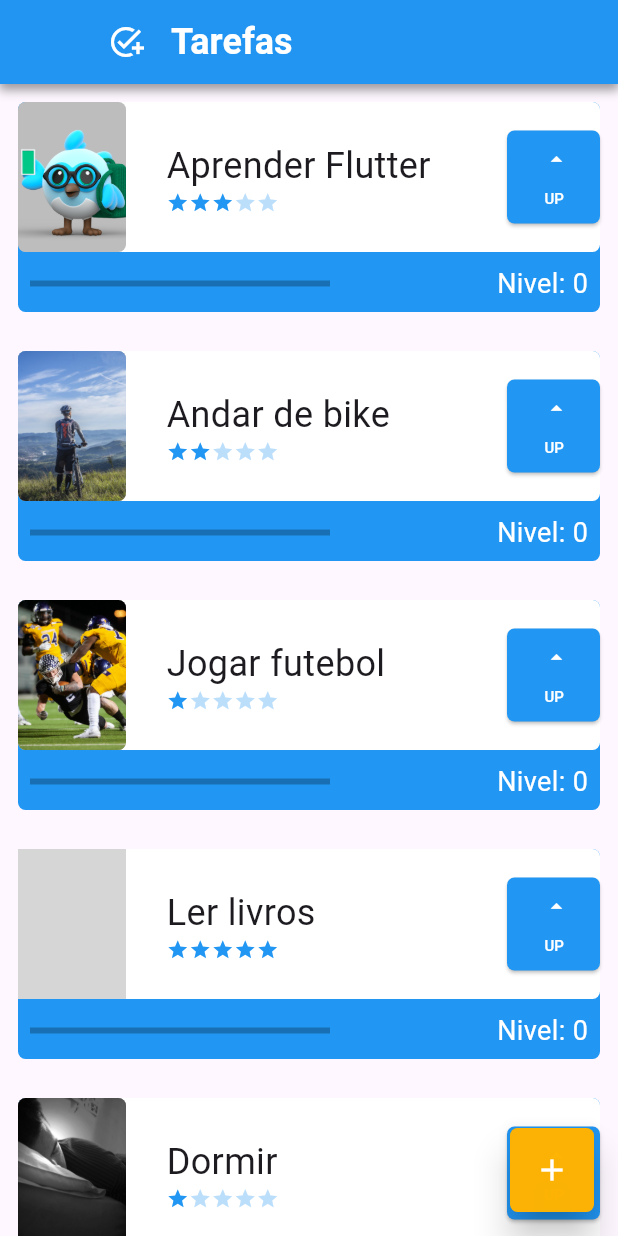
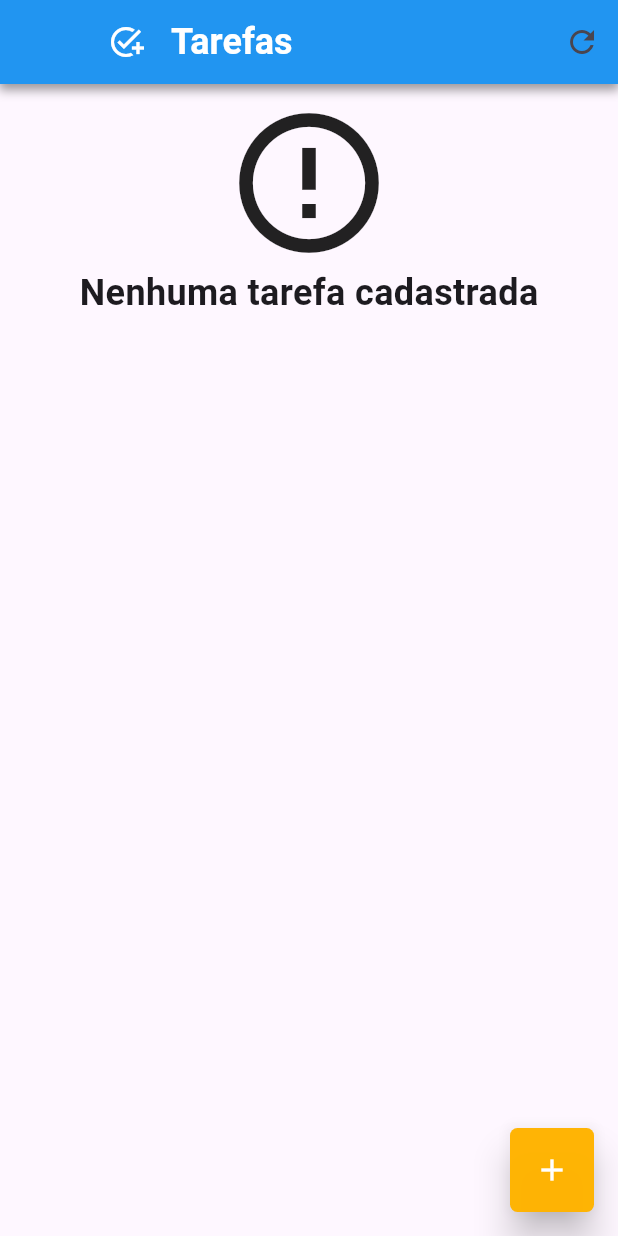
Before and after one commit to marcrescencio/primeiro_projeto_flutter, a Flutter app: the screen it shows after launch, on a phone screen of 412 x 824 dp. Run offline on Flutter 3.47's test engine with Material 3 defaults, Android fonts, the phone set to English and light mode, and no system bars; our stand-ins replace sqflite; accounts and stored records are empty; grey boxes are pictures that could not be loaded.

Commit message:
aplicando persistencia de dados

```diff
--- a/lib/components/task.dart
+++ b/lib/components/task.dart
@@ -1,5 +1,6 @@
 import 'package:flutter/material.dart';
 
+import '../data/task_dao.dart';
 import 'difficulty.dart';
 
 class Task extends StatefulWidget {
@@ -8,7 +9,7 @@ class Task extends StatefulWidget {
   final int difficulty;
   final List<Color> colorsList;
 
-  const Task({
+  Task({
     required this.taskName,
     required this.linkImage,
     required this.difficulty,
@@ -16,21 +17,30 @@ class Task extends StatefulWidget {
     super.key
   });
 
+  int nivel = 0;
+  Color containerColor = Colors.blue;
+  int colorIndex = 0;
+
   @override
   State<Task> createState() => _TaskState();
 }
 
 class _TaskState extends State<Task> {
-  int nivel = 0;
-  Color containerColor = Colors.blue;
-  int colorIndex = 0;
+
+
+  bool assetOrNetwork() {
+    if (widget.linkImage.contains('http')) {
+      return false;
+    }
+    return true;
+  }
 
   void _updateContainerColor() {
     setState(() {
-      if ((widget.difficulty > 0) ? (nivel / widget.difficulty) / 10 >= 1 : false) {
-        nivel = 0; // Reinicia a contagem
-        colorIndex = (colorIndex + 1) % widget.colorsList.length; // Alterna para a próxima cor
-        containerColor = widget.colorsList[colorIndex];
+      if ((widget.difficulty > 0) ? (widget.nivel / widget.difficulty) / 10 >= 1 : false) {
+        widget.nivel = 0; // Reinicia a contagem
+        widget.colorIndex = (widget.colorIndex + 1) % widget.colorsList.length; // Alterna para a próxima cor
+        widget.containerColor = widget.colorsList[widget.colorIndex];
       }
     });
   }
@@ -44,7 +54,7 @@ class _TaskState extends State<Task> {
           Container(
             decoration: BoxDecoration(
               borderRadius: BorderRadius.circular(5),
-              color: containerColor,
+              color: widget.containerColor,
             ),
             height: 140,
           ),
@@ -68,7 +78,10 @@ class _TaskState extends State<Task> {
                       height: 100,
                       child: ClipRRect(
                         borderRadius: BorderRadius.circular(5),
-                        child: Image.asset(
+                        child: assetOrNetwork() ? Image.asset(
+                          widget.linkImage,
+                          fit: BoxFit.cover,
+                        ) : Image.network(
                           widget.linkImage,
                           fit: BoxFit.cover,
                         ),
@@ -94,9 +107,13 @@ class _TaskState extends State<Task> {
                     SizedBox(
                       width: 62,
                       height: 62,
-                      child: ElevatedButton(onPressed: (){
+                      child: ElevatedButton(
+                        onLongPress: (){
+                          TaskDao().delete(widget.taskName);
+                        },
+                        onPressed: (){
                         setState(() {
-                          nivel++;
+                          widget.nivel++;
                           _updateContainerColor();
                         });
                       },
@@ -127,13 +144,13 @@ class _TaskState extends State<Task> {
                     SizedBox(
                       width: 200,
                       child: LinearProgressIndicator(
-                        value: (widget.difficulty > 0) ? (nivel/widget.difficulty) / 10 : 1,
+                        value: (widget.difficulty > 0) ? (widget.nivel/widget.difficulty) / 10 : 1,
                   //      minHeight: 15,
                         backgroundColor: Colors.black26,
                         color: Colors.white,
                       ),
                     ),
-                    Text('Nivel: $nivel',
+                    Text('Nivel: ${widget.nivel}',
                       style: TextStyle(fontSize: 18, color: Colors.white),),
                   ],
                 ),
--- /dev/null
+++ b/lib/data/task_dao.dart
@@ -0,0 +1,77 @@
+
+import 'package:alura_curso_primeiro_projeto_flutter/components/task.dart';
+import 'package:sqflite/sqflite.dart';
+
+import 'database.dart';
+
+class TaskDao {
+  static const String tableSql = 'CREATE TABLE $_tablename('
+      'id INTEGER PRIMARY KEY, '
+      '$_name TEXT, '
+      '$_difficulty INTEGER, '
+      '$_image TEXT)';
+
+  static const String _tablename = 'taskTable';
+  static const String _name = 'name';
+  static const String _difficulty = 'difficulty';
+  static const String _image = 'image';
+
+  save(Task task) async {
+    final Database db = await getDatabase();
+    var itemExists = await find(task.taskName);
+    Map<String, dynamic> taskMap = toMap(task);
+    if (itemExists.isEmpty) {
+      return await db.insert(_tablename, taskMap);
+    } else {
+      return await db.update(_tablename, taskMap,
+          where: '$_name = ?', whereArgs: [task.taskName]);
+    }
+  }
+
+  Map<String, dynamic> toMap(Task task) {
+    final Map<String, dynamic> mapOfTasks = Map();
+    mapOfTasks[_name] = task.taskName;
+    mapOfTasks[_difficulty] = task.difficulty;
+    mapOfTasks[_image] = task.linkImage;
+    return mapOfTasks;
+  }
+
+  Future<List<Task>> findAll() async {
+    final Database db = await getDatabase();
+    final List<Map<String, dynamic>> result = await db.query(_tablename);
+    return toList(result);
+  }
+
+  List<Task> toList(List<Map<String, dynamic>> tasksMap) {
+    final List<Task> tasks = [];
+    for (Map<String, dynamic> row in tasksMap) {
+      final Task task = Task(
+        taskName: row[_name],
+        linkImage: row[_image],
+        difficulty: row[_difficulty],
+        colorsList: [],
+      );
+      tasks.add(task);
+    }
+    return tasks;
+  }
+
+  Future<List<Task>> find(String taskName) async {
+    final Database db = await getDatabase();
+    final List<Map<String, dynamic>> result = await db.query(
+      _tablename,
+      where: '$_name = ?',
+      whereArgs: [taskName],
+    );
+    return toList(result);
+  }
+
+  delete(String taskName) async {
+    final Database db = await getDatabase();
+    return await db.delete(
+      _tablename,
+      where: '$_name = ?',
+      whereArgs: [taskName],
+    );
+  }
+}
--- /dev/null
+++ b/lib/data/task_inherited.dart
@@ -0,0 +1,107 @@
+import 'package:alura_curso_primeiro_projeto_flutter/components/task.dart';
+import 'package:flutter/material.dart';
+
+class TaskInherited extends InheritedWidget {
+  TaskInherited({
+    super.key,
+    required super.child,
+  });
+
+  final List<Task> taskList = [
+    Task(
+      taskName: 'Aprender Flutter',
+      linkImage:
+      'assets/images/flutter.png',
+      difficulty: 3,
+      colorsList: [
+        Colors.blue,
+        Colors.green,
+        Colors.red,
+        Colors.yellow,
+        Colors.purple,
+      ],
+    ),
+    Task(
+      taskName: 'Andar de bike',
+      linkImage:
+      'assets/images/biker.jpeg',
+      difficulty: 2,
+      colorsList: [
+        Colors.blue,
+        Colors.black45,
+        Colors.deepOrange,
+        Colors.greenAccent,
+        Colors.grey,
+      ],
+    ),
+    Task(
+      taskName: 'Jogar futebol',
+      linkImage:
+      'assets/images/futebol.jpeg',
+      difficulty: 1,
+      colorsList: [
+        Colors.blue,
+        Colors.pink,
+        Colors.red,
+        Colors.teal,
+        Colors.yellowAccent,
+      ],
+    ),
+    Task(
+      taskName: 'Ler livros',
+      linkImage:
+      'assets/images/leitura.jpeg',
+      difficulty: 5,
+      colorsList: [
+        Colors.blue,
+        Colors.green,
+        Colors.red,
+        Colors.yellow,
+        Colors.purple,
+      ],
+    ),
+    Task(
+      taskName: 'Dormir',
+      linkImage:
+      'assets/images/dormir.jpg',
+      difficulty: 1,
+      colorsList: [
+        Colors.blue,
+        Colors.deepPurple,
+        Colors.lime,
+        Colors.purple,
+        Colors.grey,
+      ],
+    ),
+    Task(
+      taskName: 'Correr',
+      linkImage:
+      'assets/images/correr.jpg',
+      difficulty: 4,
+      colorsList: [
+        Colors.blue,
+        Colors.green,
+        Colors.red,
+        Colors.yellow,
+        Colors.purple,
+      ],
+    ),
+  ];
+
+  void newTask(String name, String image, int difficulty, List<Color> colorsList) {
+    taskList.add(Task(taskName: name, linkImage: image, difficulty: difficulty, colorsList: colorsList));
+  }
+
+
+  static TaskInherited of(BuildContext context) {
+    final TaskInherited? result =
+        context.dependOnInheritedWidgetOfExactType<TaskInherited>();
+    assert(result != null, 'No TaskInherited found in context');
+    return result!;
+  }
+
+  @override
+  bool updateShouldNotify(TaskInherited oldWidget) {
+    return oldWidget.taskList.length != taskList.length;
+  }
+}
--- a/lib/main.dart
+++ b/lib/main.dart
@@ -1,7 +1,9 @@
+import 'package:alura_curso_primeiro_projeto_flutter/data/task_inherited.dart';
+import 'package:alura_curso_primeiro_projeto_flutter/screens/form_screen.dart';
+import 'package:alura_curso_primeiro_projeto_flutter/screens/initial_screen.dart';
 import 'package:alura_curso_primeiro_projeto_flutter/theme/theme.dart';
 import 'package:flutter/material.dart';
 
-import 'screens/initial_screen.dart';
 
 void main() {
   runApp(const MyApp());
@@ -19,7 +21,8 @@ class MyApp extends StatelessWidget {
       //   colorScheme: ColorScheme.fromSeed(seedColor: Colors.deepPurple),
       //   useMaterial3: true,
       // ),
-      home: InitialScreen(),
+      home: TaskInherited(child: InitialScreen()),
+      // home: InitialScreen(),
     );
   }
 }
--- a/lib/screens/initial_screen.dart
+++ b/lib/screens/initial_screen.dart
@@ -1,5 +1,8 @@
 import 'package:alura_curso_primeiro_projeto_flutter/components/task.dart';
+import 'package:alura_curso_primeiro_projeto_flutter/data/task_dao.dart';
 import 'package:flutter/material.dart';
+
+import 'form_screen.dart';
 
 class InitialScreen extends StatefulWidget {
   const InitialScreen({super.key});
@@ -9,9 +12,8 @@ class InitialScreen extends StatefulWidget {
 }
 
 class _InitialScreenState extends State<InitialScreen> {
-  bool opacity = true;
   @override
-  Widget build(BuildContext context) {
+  Widget build(BuildContext contextInitial) {
     return Scaffold(
       appBar: PreferredSize(
         preferredSize: Size.fromHeight(kToolbarHeight),
@@ -28,6 +30,9 @@ class _InitialScreenState extends State<InitialScreen> {
           ),
           child: AppBar(
             leading: Container(),
+            actions: [
+              IconButton(onPressed: (){
+                setState(() {});}, icon: Icon(Icons.refresh))],
             title: Row(
               children: [
                 Icon(Icons.add_task, color: Colors.white),
@@ -46,98 +51,79 @@ class _InitialScreenState extends State<InitialScreen> {
           ),
         ),
       ),
-      body: AnimatedOpacity(
-        opacity: (opacity == true) ? 1 : 0,
-        duration: Duration(milliseconds: 500),
-        child: ListView(
-          children: [
-            Task(
-              taskName: 'Aprender Flutter',
-              linkImage:
-              'assets/images/flutter.png',
-              difficulty: 3,
-              colorsList: [
-                Colors.blue,
-                Colors.green,
-                Colors.red,
-                Colors.yellow,
-                Colors.purple,
-              ],
-            ),
-            Task(
-              taskName: 'Andar de bike',
-              linkImage:
-              'assets/images/biker.jpeg',
-              difficulty: 2,
-              colorsList: [
-                Colors.blue,
-                Colors.black45,
-                Colors.deepOrange,
-                Colors.greenAccent,
-                Colors.grey,
-              ],
-            ),
-            Task(
-              taskName: 'Jogar futebol',
-              linkImage:
-              'assets/images/futebol.jpeg',
-              difficulty: 1,
-              colorsList: [
-                Colors.blue,
-                Colors.pink,
-                Colors.red.shade700,
-                Colors.teal,
-                Colors.yellowAccent,
-              ],
-            ),
-            Task(
-              taskName: 'Ler livros',
-              linkImage:
-              'assets/images/leitura.jpeg',
-              difficulty: 5,
-              colorsList: [
-                Colors.blue,
-                Colors.green,
-                Colors.red,
-                Colors.yellow,
-                Colors.purple,
-              ],
-            ),
-            Task(
-              taskName: 'Dormir',
-              linkImage:
-              'assets/images/dormir.jpg',
-              difficulty: 1,
-              colorsList: [
-                Colors.blue,
-                Colors.deepPurple,
-                Colors.lime,
-                Colors.purple,
-                Colors.grey,
-              ],
-            ),
-            Task(
-              taskName: 'Correr',
-              linkImage:
-              'assets/images/correr.jpg',
-              difficulty: 4,
-              colorsList: [
-                Colors.blue,
-                Colors.green,
-                Colors.red,
-                Colors.yellow,
-                Colors.purple,
-              ],
-            ),
-            SizedBox(height: 80,),
-          ],
+      body: Padding(
+          padding: EdgeInsets.only(top: 10, bottom: 85),
+          child: FutureBuilder<List<Task>>(
+              future: TaskDao().findAll(),
+              builder: (context, snapshot){
+                List<Task>? items = snapshot.data;
+                switch(snapshot.connectionState){
+
+                  case ConnectionState.none:
+                    return Center(
+                      child: Column(children: [
+                        CircularProgressIndicator(),
+                        Text('Carregando...')
+                      ],),
+                    );
+                  case ConnectionState.waiting:
+                    Center(
+                      child: Column(children: [
+                        CircularProgressIndicator(),
+                        Text('Carregando...')
+                      ],),
+                    );
+                  case ConnectionState.active:
+                    Center(
+                      child: Column(children: [
+                        CircularProgressIndicator(),
+                        Text('Carregando...')
+                      ],),
+                    );
+                  case ConnectionState.done:
+                    if(snapshot.hasData && items != null){
+                      if(items.isNotEmpty){
+                        return ListView.builder(
+                          itemCount: items.length,
+                          itemBuilder: (BuildContext context, int index){
+                            final Task task = items[index];
+                            return task;
+                          },);
+                      }
+                      return Center(
+                        child: Column(
+                          children: [
+                            Icon(
+                              Icons.error_outline,
+                              size: 112,
+                            ),
+                            Text(
+                              'Nenhuma tarefa cadastrada',
+                              style: TextStyle(
+                                fontSize: 24,
+                                fontWeight: FontWeight.bold,
+                              ),
+                            ),
+                          ],
+                        ),
+                      );
+                    }
+                    return Text('Erro ao carregar tarefas');
+                }
+                return Text('Erro desconhecido');
+
+          }),
         ),
-      ),
       floatingActionButton: FloatingActionButton(
         onPressed: () {
-          setState(() {
-            opacity = !opacity;
-          });
+          Navigator.push(
+            contextInitial,
+            MaterialPageRoute(
+              builder: (contextNew) => FormScreen(
+                taskContext: contextInitial,
+              ),
+            ),
+          ).then((value) => setState(() {}));
         },
         child: const Icon(Icons.add),
       ),
--- a/pubspec.yaml
+++ b/pubspec.yaml
@@ -34,6 +34,7 @@ dependencies:
   # The following adds the Cupertino Icons font to your application.
   # Use with the CupertinoIcons class for iOS style icons.
   cupertino_icons: ^1.0.8
+  sqflite: ^2.1.0
 
 dev_dependencies:
   flutter_test:
```
Also changed, not shown: lib/data/database.dart (added, +12 -0 lines), lib/screens/form_screen.dart (added, +178 -0 lines), assets/images/nophoto.png (added), pubspec.lock, 1 other file.
